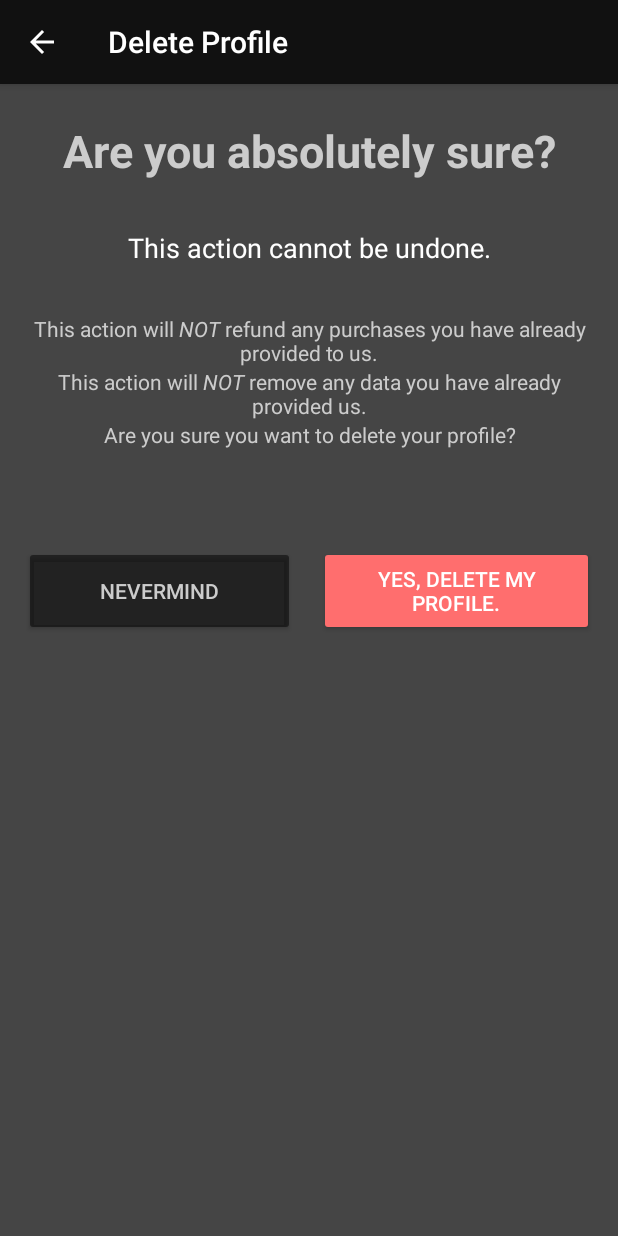
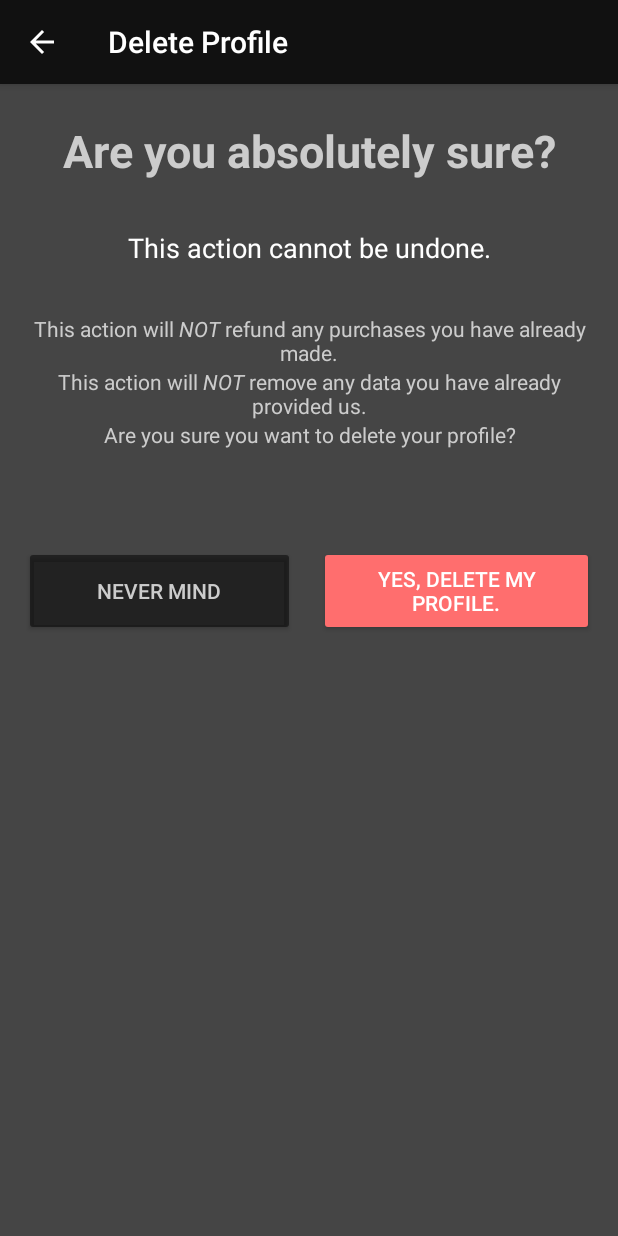
Before and after one commit to alphanexustech/AffectNexusMobile, an Android app: the DeleteProfileActivity screen opened directly, with no data from a screen before it, on a phone screen of 412 x 824 dp. Run offline under Robolectric (Android 15) with nearby library versions, the phone set to English and light mode, and no system bars; our stand-ins replace Volley.

Commit message:
fix: Typos

```diff
--- a/app/src/main/res/values/strings.xml
+++ b/app/src/main/res/values/strings.xml
@@ -61,7 +61,7 @@
     <string name="settings_affective_data_description_off">We understand. We won\'t use your data in our research and development</string>
     <string name="opt_in_primary">Thanks for signing up!</string>
     <string name="opt_in_secondary">Our products are more reliable and useful when we have data.\n\nMay we use your data for research and development?</string>
-    <string name="opt_in_tertiary">You can change you choice on the settings page.</string>
+    <string name="opt_in_tertiary">You can change your choice on the settings page.</string>
     <string name="opt_in_yes">Yes</string>
     <string name="opt_in_no">Not right now</string>
 
@@ -79,9 +79,9 @@
     <string name="settings_delete_profile_title_message">Are you absolutely sure?</string>
     <string name="settings_delete_profile_second_message">This action cannot be undone.</string>
     <string name="settings_delete_profile_third_message">This action will <i>NOT</i> remove any data you have already provided us.</string>
-    <string name="settings_delete_profile_fourth_message">This action will <i>NOT</i> refund any purchases you have already provided to us.</string>
+    <string name="settings_delete_profile_fourth_message">This action will <i>NOT</i> refund any purchases you have already made.</string>
     <string name="settings_delete_profile_final_message">Are you sure you want to delete your profile?</string>
-    <string name="settings_delete_profile_no_button_text">Nevermind</string>
+    <string name="settings_delete_profile_no_button_text">Never mind</string>
     <string name="settings_delete_profile_yes_button_text">Yes, delete my profile.</string>
 
     <!-- Change Password Strings -->
```
